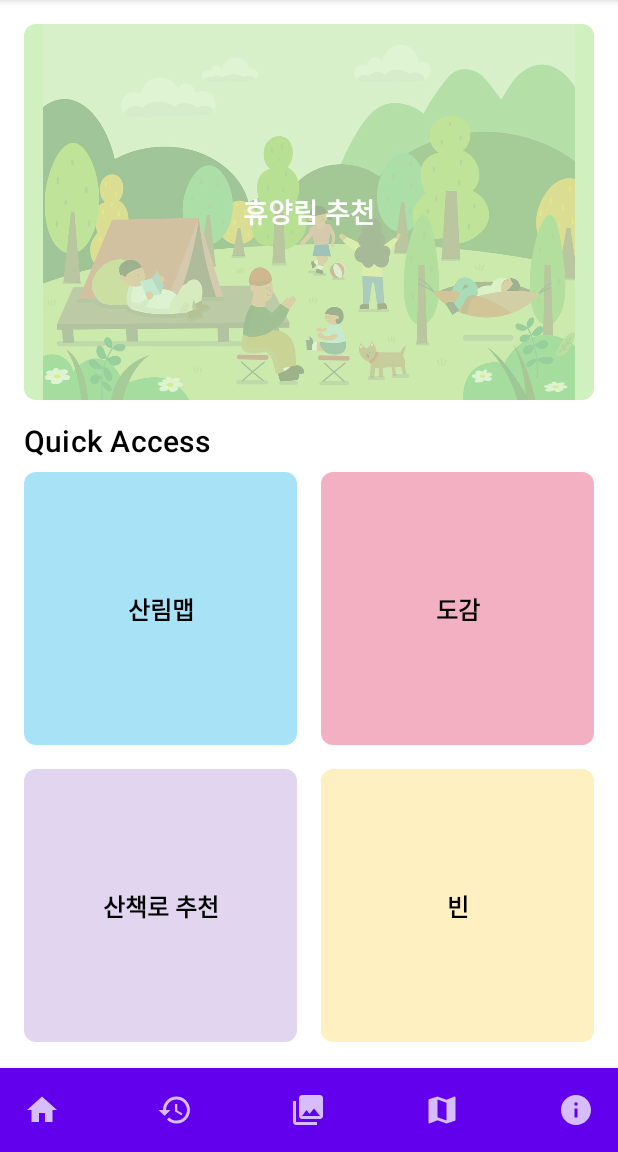
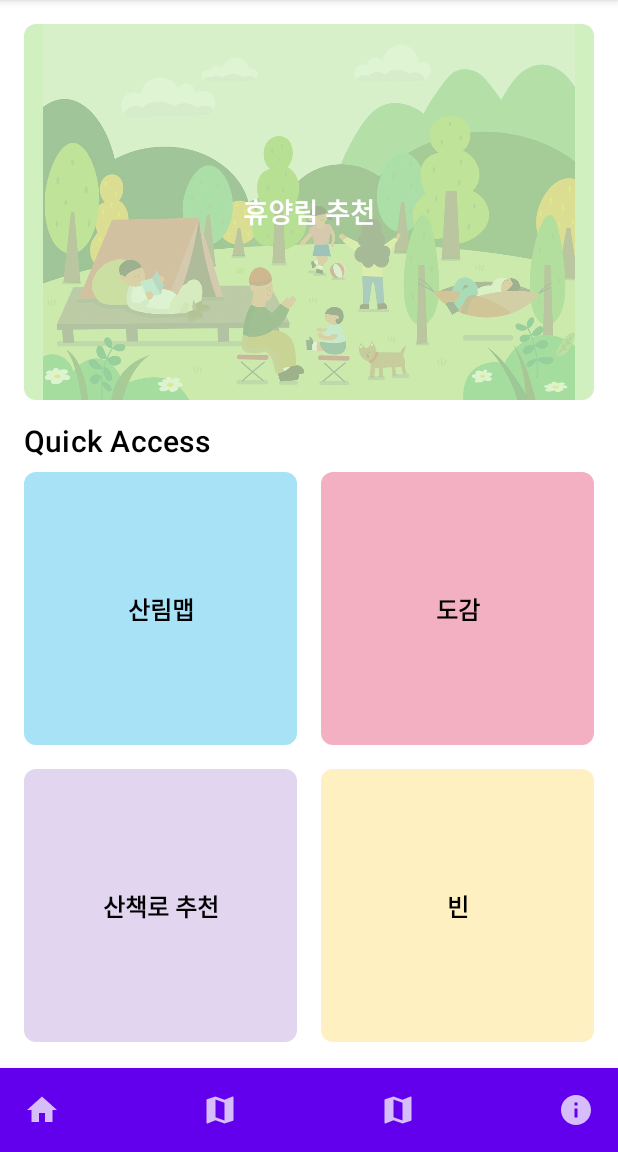
Before and after one commit to kimpgithub/foresting, an Android app built with Jetpack Compose: the screen it shows after launch (MainActivity), on a phone screen of 412 x 824 dp, the part 84-1236 px from its top. Run offline under Robolectric (Android 15) with nearby library versions, the light colour scheme and no system bars.

Commit message:
서버통신 추가(INFO스크린 수정)

```diff
--- a/app/src/main/java/com/example/san_lim/NavGraph.kt
+++ b/app/src/main/java/com/example/san_lim/NavGraph.kt
@@ -19,10 +19,7 @@ import androidx.navigation.NavHostController
 import androidx.navigation.compose.NavHost
 import androidx.navigation.compose.composable
 import androidx.navigation.compose.rememberNavController
-//import com.example.san_lim.screens.book.BookScreen
-import com.example.san_lim.screens.data.DataVisualizationScreen
-import com.example.san_lim.screens.drawer.DrawerContent
-//import com.example.san_lim.screens.history.HistoryScreen
+import androidx.navigation.navArgument
 import com.example.san_lim.screens.home.HomeScreen
 import com.example.san_lim.screens.home.SelectScreen
 import com.example.san_lim.screens.info.InfoScreen
@@ -52,9 +49,6 @@ fun NavGraph(startDestination: String = "home") {
                 }
             )
         },
-        drawerContent = {
-            DrawerContent(navController, scaffoldState)
-        },
         bottomBar = {
             BottomNavigation(navController)
         }
@@ -66,12 +60,15 @@ fun NavGraph(startDestination: String = "home") {
         ) {
             composable("home") { HomeScreen(navController) }
             composable("select_screen") { SelectScreen(navController) }
-            composable("data_visualization") { DataVisualizationScreen(navController) }
-//            composable("history") { HistoryScreen(navController) }
+            composable(
+                "info_screen/{recommendations}",
+                arguments = listOf(navArgument("recommendations") { defaultValue = "" })
+            ) { backStackEntry ->
+                val recommendationsString = backStackEntry.arguments?.getString("recommendations")
+                val recommendations = recommendationsString?.split(",")?.map { it.trim() } ?: emptyList()
+                InfoScreen(navController, recommendations)
+            }
             composable("map_screen") { MapScreen(navController) }
-//            composable("book_screen") { BookScreen(navController,context) }
-            composable("info_screen") { InfoScreen(navController) }
-
         }
     }
 }
@@ -83,28 +80,25 @@ fun BottomNavigation(navController: NavHostController) {
             Icon(painter = painterResource(id = R.drawable.ic_home), contentDescription = "Home")
         }
         Spacer(modifier = Modifier.weight(1f, true))
-//        IconButton(onClick = { navController.navigate("weed_detection") }) {
-//            Icon(painter = painterResource(id = R.drawable.ic_weed_detection), contentDescription = "Weed Detection")
-//        }
-//        Spacer(modifier = Modifier.weight(1f, true))
-//        IconButton(onClick = { navController.navigate("data_visualization") }) {
-//            Icon(painter = painterResource(id = R.drawable.ic_data_visualization), contentDescription = "Data Visualization")
-//        }
-//        Spacer(modifier = Modifier.weight(1f, true))
-        IconButton(onClick = { navController.navigate("history") }) {
-            Icon(painter = painterResource(id = R.drawable.ic_history), contentDescription = "History")
-        }
-        Spacer(modifier = Modifier.weight(1f, true))
-        IconButton(onClick = { navController.navigate("book_screen") }) {
-            Icon(painter = painterResource(id = R.drawable.baseline_photo_library_24), contentDescription = "Book Screen")
+        IconButton(onClick = { navController.navigate("_screen") }) {
+            Icon(
+                painter = painterResource(id = R.drawable.ic_map),
+                contentDescription = "Map Screen"
+            )
         }
         Spacer(modifier = Modifier.weight(1f, true))
         IconButton(onClick = { navController.navigate("map_screen") }) {
-            Icon(painter = painterResource(id = R.drawable.ic_map), contentDescription = "Map Screen")
+            Icon(
+                painter = painterResource(id = R.drawable.ic_map),
+                contentDescription = "Map Screen"
+            )
         }
         Spacer(modifier = Modifier.weight(1f, true))
         IconButton(onClick = { navController.navigate("info_screen") }) {
-            Icon(painter = painterResource(id = R.drawable.ic_info), contentDescription = "Info Screen")
+            Icon(
+                painter = painterResource(id = R.drawable.ic_info),
+                contentDescription = "Info Screen"
+            )
         }
     }
 }
--- a/app/src/main/java/com/example/san_lim/screens/drawer/DrawerContent.kt
+++ /dev/null
@@ -1,52 +0,0 @@
-package com.example.san_lim.screens.drawer
-
-import androidx.compose.foundation.layout.*
-import androidx.compose.material.Divider
-import androidx.compose.material.MaterialTheme
-import androidx.compose.material.ScaffoldState
-import androidx.compose.material.Text
-import androidx.compose.material.TextButton
-import androidx.compose.runtime.Composable
-import androidx.compose.runtime.rememberCoroutineScope
-import androidx.compose.ui.Modifier
-import androidx.compose.ui.unit.dp
-import androidx.navigation.NavHostController
-import kotlinx.coroutines.CoroutineScope
-import kotlinx.coroutines.launch
-
-@Composable
-fun DrawerContent(navController: NavHostController, scaffoldState: ScaffoldState) {
-    val scope = rememberCoroutineScope()
-
-    Column(modifier = Modifier.fillMaxSize().padding(16.dp)) {
-        Text(
-            text = "Navigation Drawer",
-            style = MaterialTheme.typography.h6,
-            modifier = Modifier.padding(bottom = 16.dp)
-        )
-        Divider()
-        DrawerItem(navController, scaffoldState, scope, "Home", "home")
-        DrawerItem(navController, scaffoldState, scope, "Data Visualization", "data_visualization")
-        DrawerItem(navController, scaffoldState, scope, "History", "history")
-        DrawerItem(navController, scaffoldState, scope, "Map Screen", "map_screen")
-        DrawerItem(navController, scaffoldState, scope, "Info Screen", "info_screen")
-    }
-}
-
-@Composable
-fun DrawerItem(
-    navController: NavHostController,
-    scaffoldState: ScaffoldState,
-    scope: CoroutineScope,
-    title: String,
-    route: String
-) {
-    TextButton(onClick = {
-        scope.launch {
-            scaffoldState.drawerState.close()
-        }
-        navController.navigate(route)
-    }) {
-        Text(title, modifier = Modifier.fillMaxWidth().padding(16.dp))
-    }
-}
```
Also changed, not shown: app/src/main/java/com/example/san_lim/screens/book/BookScreen.kt (deleted, +0 -93 lines), app/src/main/java/com/example/san_lim/screens/book/BookViewModel.kt (deleted, +0 -43 lines), app/src/main/java/com/example/san_lim/screens/data/DataVisualizationScreen.kt (deleted, +0 -10 lines), app/src/main/java/com/example/san_lim/screens/home/SelectScreen.kt (+29 -14 lines), app/src/main/java/com/example/san_lim/screens/info/InfoScreen.kt (+12 -25 lines).
